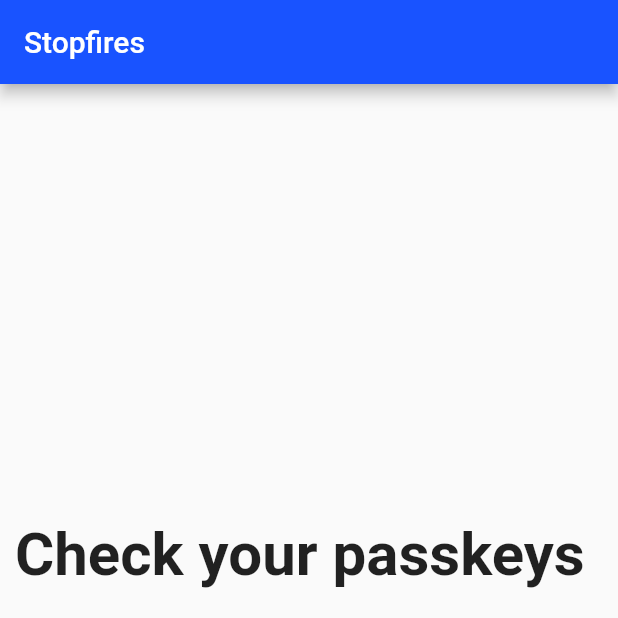
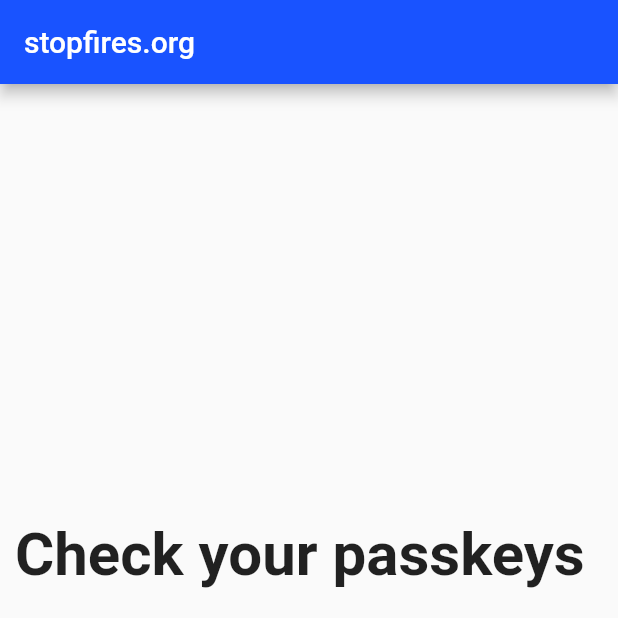
Before and after one commit to dobrocity/stopfires, a Flutter app: the PasskeyListPage screen opened by its route, on a phone screen of 412 x 824 dp, the top half of it. Run offline on Flutter 3.47's test engine with Material 3 defaults, Android fonts, the phone set to English and light mode, and no system bars; drawn by our look-alikes of overlay_support; our stand-ins replace cloud_functions, dio, firebase_auth, firebase_core, flutter_hooks, flutter_map and 5 more; missing offline and left inert: corbado_auth; accounts and stored records are empty; generated files the repository leaves out were written again.

Commit message:
add l10n

```diff
--- a/app/lib/l10n/app_localizations_ru.dart
+++ b/app/lib/l10n/app_localizations_ru.dart
@@ -15,7 +15,7 @@ class AppLocalizationsRu extends AppLocalizations {
   String get welcome => 'Добро пожаловать';
 
   @override
-  String get app_name => 'Stopfires';
+  String get app_name => 'stopfires.org';
 
   @override
   String greeting(String name) {
--- a/app/lib/l10n/app_ru.arb
+++ b/app/lib/l10n/app_ru.arb
@@ -4,7 +4,7 @@
   "@hello": {},
   "welcome": "Добро пожаловать",
   "@welcome": {},
-  "app_name": "Stopfires",
+  "app_name": "stopfires.org",
   "@app_name": {},
   "greeting": "Привет {name}",
   "@greeting": {
--- a/app/lib/pages/edit_profile_page.dart
+++ b/app/lib/pages/edit_profile_page.dart
@@ -9,7 +9,6 @@ import 'package:flutter_hooks/flutter_hooks.dart';
 import 'package:go_router/go_router.dart';
 import 'package:hooks_riverpod/hooks_riverpod.dart';
 import 'package:overlay_support/overlay_support.dart';
-import '../widgets/debug_info.dart';
 
 class EditProfilePage extends HookConsumerWidget {
   const EditProfilePage({super.key});
```
